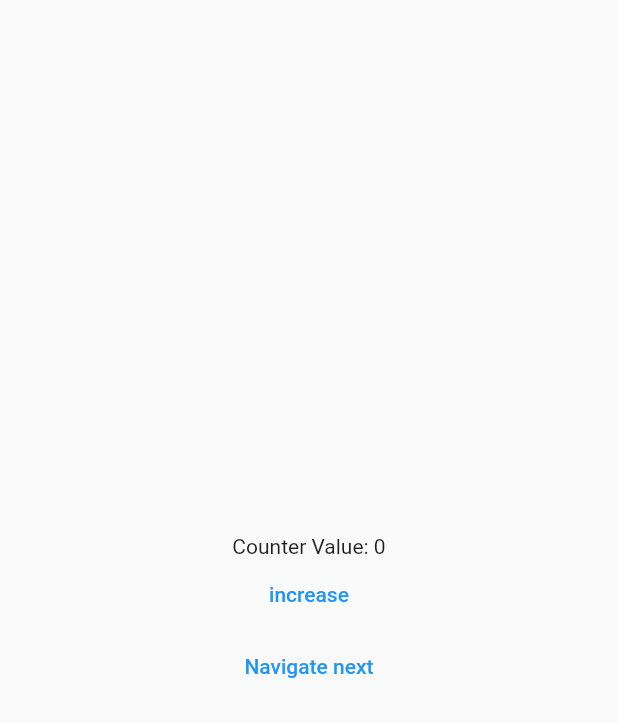
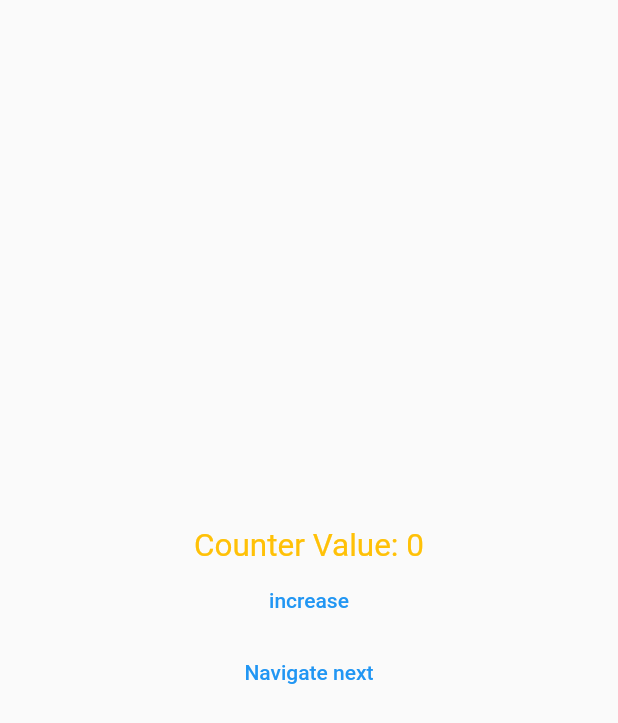
Before and after one commit to AliJawadSubhan/stacked_practice_1, a Flutter app: the screen it shows after launch, on a phone screen of 412 x 824 dp. Shown: the top 723 px of the screen. Run offline on Flutter 3.47's test engine with Material 2 defaults, Android fonts, the phone set to English and light mode, and no system bars; our stand-ins replace stacked, stacked_services; generated files the repository leaves out were written again.

Commit message:
ui update

```diff
--- a/lib/views/counter_view.dart
+++ b/lib/views/counter_view.dart
@@ -20,7 +20,10 @@ class CounterView extends StatelessWidget {
             child: Column(
               mainAxisAlignment: MainAxisAlignment.center,
               children: [
-                Text("Counter Value: ${viewmodel.counterService.counterValue}"),
+                Text(
+                  "Counter Value: ${viewmodel.counterService.counterValue}",
+                  style: TextStyle(color: Colors.amber, fontSize: 21),
+                ),
                 TextButton(
                   onPressed: () {
                     viewmodel.addtoCounter();
--- a/lib/views/home_view.dart
+++ b/lib/views/home_view.dart
@@ -14,7 +14,9 @@ class HomeView extends StatelessWidget {
         return Scaffold(
           body: Center(
               child: Text(
-                  "Counter Value: ${viewmodel.counterService.counterValue}")),
+            "Counter Value: ${viewmodel.counterService.counterValue}",
+            style: TextStyle(color: Colors.amber, fontSize: 21),
+          )),
         );
       },
     );
```
